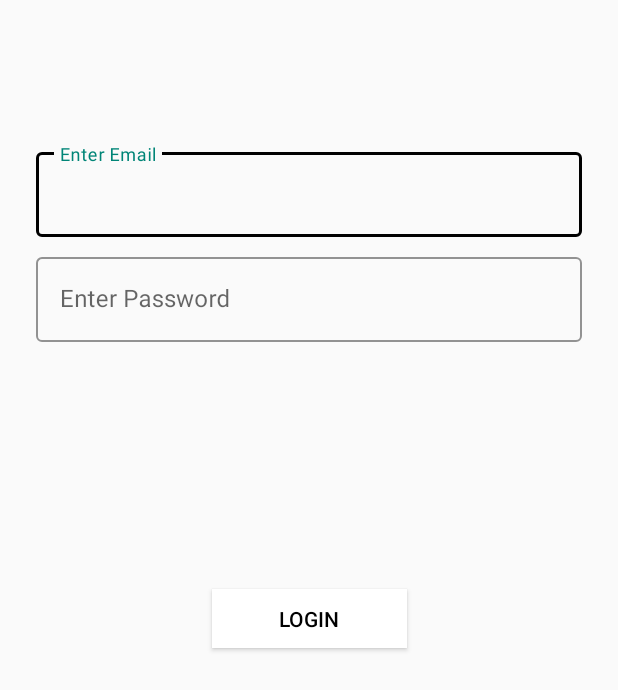
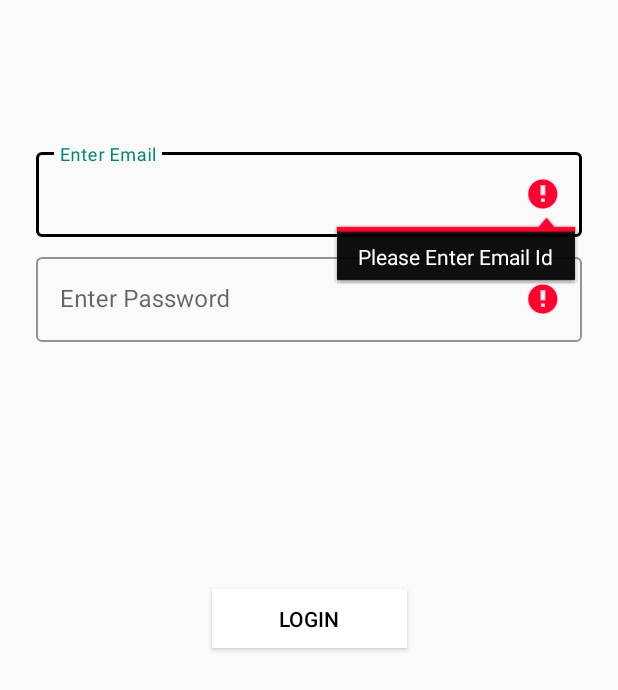
Before and after one commit to satyamsheel/UOODMA-public, an Android app: the loginActivity screen opened directly, with no data from a screen before it, after a tap on "LOGIN", on a phone screen of 412 x 824 dp. Shown: the top 690 px of the screen. Run offline under Robolectric (Android 15) with nearby library versions, the phone set to English and light mode, and no system bars; our stand-ins replace Firebase (no records; nobody signed in at launch, a user with empty details on screens opened directly).

Commit message:
GenericTextWatcher Added

```diff
--- a/app/src/main/java/com/example/uoodma/loginActivity.java
+++ b/app/src/main/java/com/example/uoodma/loginActivity.java
@@ -33,9 +33,26 @@ public class loginActivity extends AppCompatActivity {
         passwordText=findViewById(R.id.passwordText);
         button5=findViewById(R.id.button5);
 
+        emailText.addTextChangedListener(new GenericTextWatcher(emailText));
+
+        button5.setOnClickListener(new View.OnClickListener() {
+            @Override
+            public void onClick(View view) {
+                if (emailText.getText().toString().isEmpty()){
+                    emailText.setError("Please Enter Email Id");
+                }
+                if (passwordText.getText().toString().isEmpty()){
+                    passwordText.setError("Please Enter Password");
+                }
+                else{
+                    firebaseLogin();
+                }
+            }
+        });
+
     }
 
-    public void firebaseLogin(View view) {
+    public void firebaseLogin() {
         mAuth.signInWithEmailAndPassword(emailText.getText().toString(), passwordText.getText().toString())
                 .addOnCompleteListener(this, new OnCompleteListener<AuthResult>() {
                     @Override
```
Also changed, not shown: app/src/main/java/com/example/uoodma/GenericTextWatcher.java (added, +71 -0 lines), app/src/main/java/com/example/uoodma/registerActivity.java (+37 -0 lines).
